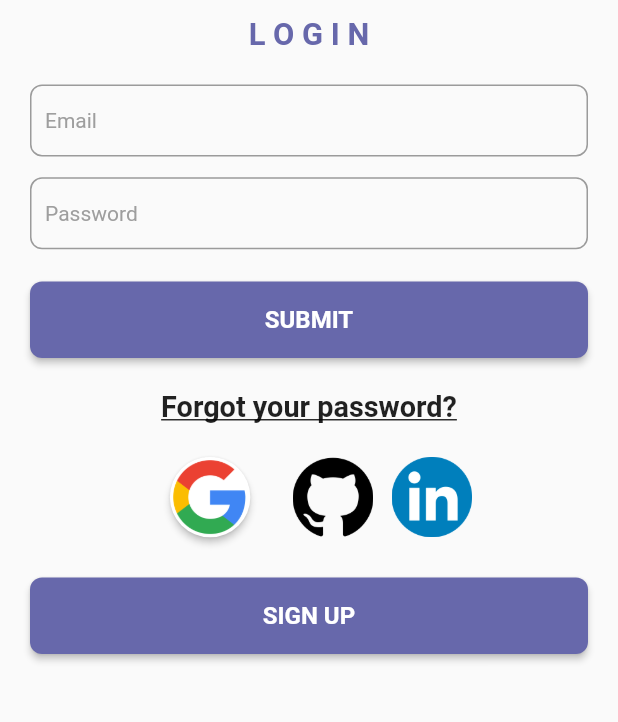
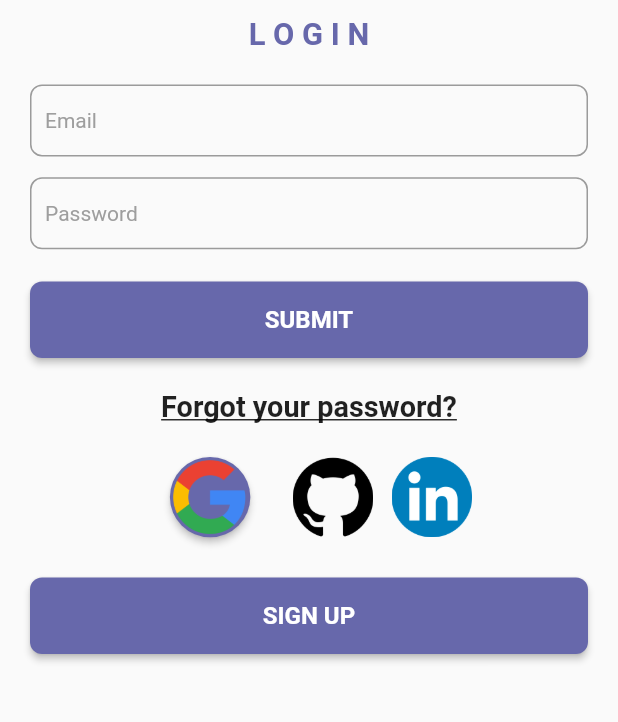
Before and after one commit to nnaaaa/DisneyChatApp, a Flutter app: the screen it shows after launch, after a tap on "LOGIN", on a phone screen of 412 x 824 dp, the part 392-1114 px from its top. Run offline on Flutter 3.47's test engine with Material 2 defaults, Android fonts, the phone set to English and light mode, and no system bars; our stand-ins replace device_preview, dio, flutter_dotenv, flutter_hooks, form_validator, google_sign_in and 2 more; missing offline and left inert: flutter_redux_hooks, redux_toolkit; network calls fail; Roboto replaces fonts that are missing (Poppins).

Commit message:
#0 - change commit

```diff
--- a/lib/screens/authenticate/login/google.dart
+++ b/lib/screens/authenticate/login/google.dart
@@ -45,7 +45,7 @@ class GoogleAuth extends StatelessWidget {
     return ElevatedButton(
       onPressed: () => onGoogleAuth(),
       style: ElevatedButton.styleFrom(
-          shape: const CircleBorder(), backgroundColor: Colors.white),
+          shape: const CircleBorder()),
       child: Image.asset(
         'assets/images/icon_gmail.png',
         width: ResponsiveUtil.width(50),
```
Also changed, not shown: pubspec.lock.
